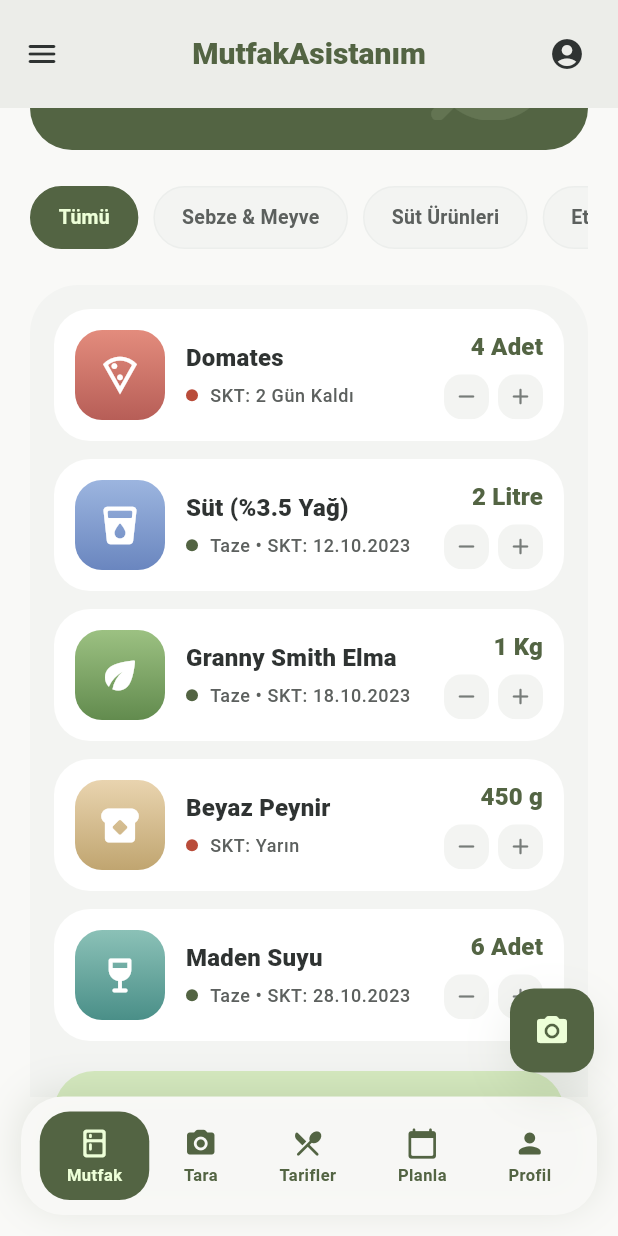
After one commit to ElifKavurga/Mutfak-Asistanim, a Flutter app: the InventoryScreen screen opened by its route, scrolled down 576 dp, after a tap on the "remove" icon, on a phone screen of 412 x 824 dp. The commit adds this screen. Run offline on Flutter 3.47's test engine with Material 3 defaults, Android fonts, the phone set to English and light mode, and no system bars; our stand-ins replace camera, image_picker.

Commit message:
buzdolabım sayfası eklendi

```diff
--- a/mutfak_asistanim/lib/main.dart
+++ b/mutfak_asistanim/lib/main.dart
@@ -4,6 +4,7 @@ import 'screens/add_product_screen.dart';
 import 'screens/ai_camera_screen.dart';
 import 'screens/discover_recipes_screen.dart';
 import 'screens/home_screen.dart';
+import 'screens/inventory_screen.dart';
 import 'screens/onboarding_screen.dart';
 import 'screens/recipe_detail_screen.dart';
 import 'screens/splash_screen.dart';
@@ -29,6 +30,7 @@ class KitchenAssistantApp extends StatelessWidget {
         DiscoverRecipesScreen.routeName: (context) =>
             const DiscoverRecipesScreen(),
         HomeScreen.routeName: (context) => const HomeScreen(),
+        InventoryScreen.routeName: (context) => const InventoryScreen(),
         OnboardingScreen.routeName: (context) => const OnboardingScreen(),
         RecipeDetailScreen.routeName: (context) => const RecipeDetailScreen(),
       },
--- a/mutfak_asistanim/lib/screens/home_screen.dart
+++ b/mutfak_asistanim/lib/screens/home_screen.dart
@@ -7,6 +7,7 @@ import '../widgets/product_card.dart';
 import '../widgets/suggestion_card.dart';
 import 'add_product_screen.dart';
 import 'ai_camera_screen.dart';
+import 'inventory_screen.dart';
 
 class HomeScreen extends StatelessWidget {
   const HomeScreen({super.key});
@@ -54,6 +55,7 @@ class HomeScreen extends StatelessWidget {
 
   static const List<_QuickActionData> _actions = [
     _QuickActionData(label: 'Yeni Ürün Ekle', icon: Icons.add_circle_rounded),
+    _QuickActionData(label: 'Buzdolabım', icon: Icons.inventory_2_rounded),
     _QuickActionData(label: 'Barkod Tara', icon: Icons.qr_code_scanner_rounded),
     _QuickActionData(
       label: 'Alışveriş Listesi',
@@ -129,7 +131,9 @@ class HomeScreen extends StatelessWidget {
                   _SectionHeader(
                     title: 'Yakında Bozulacaklar',
                     actionLabel: 'Tümünü Gör',
-                    onTap: () {},
+                    onTap: () {
+                      Navigator.of(context).pushNamed(InventoryScreen.routeName);
+                    },
                   ),
                   const SizedBox(height: 18),
                   GridView.builder(
@@ -202,6 +206,11 @@ class HomeScreen extends StatelessWidget {
                                       onTap: () {
                                         if (action.label == 'Yeni Ürün Ekle') {
                                           _openAddProduct(context);
+                                        }
+                                        if (action.label == 'Buzdolabım') {
+                                          Navigator.of(
+                                            context,
+                                          ).pushNamed(InventoryScreen.routeName);
                                         }
                                         if (action.icon ==
                                             Icons.qr_code_scanner_rounded) {
--- /dev/null
+++ b/mutfak_asistanim/lib/screens/inventory_screen.dart
@@ -0,0 +1,328 @@
+import 'package:flutter/material.dart';
+
+import '../theme/app_colors.dart';
+import '../widgets/dashboard_bottom_nav.dart';
+import '../widgets/inventory_item_tile.dart';
+import '../widgets/inventory_stat_card.dart';
+import '../widgets/recipe_filter_chip.dart';
+import 'add_product_screen.dart';
+import 'ai_camera_screen.dart';
+import 'home_screen.dart';
+
+class InventoryScreen extends StatefulWidget {
+  const InventoryScreen({super.key});
+
+  static const String routeName = '/inventory';
+
+  @override
+  State<InventoryScreen> createState() => _InventoryScreenState();
+}
+
+class _InventoryScreenState extends State<InventoryScreen> {
+  static const List<String> _categories = [
+    'Tümü',
+    'Sebze & Meyve',
+    'Süt Ürünleri',
+    'Et & Tavuk',
+    'İçecekler',
+  ];
+
+  static const List<InventoryStatCardData> _stats = [
+    InventoryStatCardData(
+      title: 'Toplam Ürün',
+      value: '42',
+      icon: Icons.inventory_2_rounded,
+      backgroundColor: AppColors.surfaceContainerLow,
+      foregroundColor: AppColors.textPrimary,
+      outlineLabelColor: AppColors.outline,
+    ),
+    InventoryStatCardData(
+      title: 'Kritik Tarih',
+      value: '5',
+      icon: Icons.warning_amber_rounded,
+      backgroundColor: Color(0xFFF8E2DD),
+      foregroundColor: Color(0xFFB94C3A),
+    ),
+    InventoryStatCardData(
+      title: 'Eco Skoru',
+      value: '%92',
+      icon: Icons.eco_rounded,
+      backgroundColor: AppColors.primary,
+      foregroundColor: AppColors.onPrimary,
+      accentIcon: Icons.energy_savings_leaf_rounded,
+    ),
+  ];
+
+  static const List<InventoryItemData> _allItems = [
+    InventoryItemData(
+      name: 'Domates',
+      statusLabel: 'SKT: 2 Gün Kaldı',
+      quantity: 5,
+      unit: 'Adet',
+      category: 'Sebze & Meyve',
+      icon: Icons.local_pizza_outlined,
+      backgroundColors: [Color(0xFFE38C7D), Color(0xFFB75E57)],
+      isCritical: true,
+    ),
+    InventoryItemData(
+      name: 'Süt (%3.5 Yağ)',
+      statusLabel: 'Taze • SKT: 12.10.2023',
+      quantity: 2,
+      unit: 'Litre',
+      category: 'Süt Ürünleri',
+      icon: Icons.local_drink_rounded,
+      backgroundColors: [Color(0xFF9CB5DF), Color(0xFF6A86BF)],
+      isCritical: false,
+    ),
+    InventoryItemData(
+      name: 'Granny Smith Elma',
+      statusLabel: 'Taze • SKT: 18.10.2023',
+      quantity: 1,
+      unit: 'Kg',
+      category: 'Sebze & Meyve',
+      icon: Icons.eco_rounded,
+      backgroundColors: [Color(0xFF9CC182), Color(0xFF628B4E)],
+      isCritical: false,
+    ),
+    InventoryItemData(
+      name: 'Beyaz Peynir',
+      statusLabel: 'SKT: Yarın',
+      quantity: 450,
+      unit: 'g',
+      category: 'Süt Ürünleri',
+      icon: Icons.breakfast_dining_rounded,
+      backgroundColors: [Color(0xFFE9D4AF), Color(0xFFC0A570)],
+      isCritical: true,
+    ),
+    InventoryItemData(
+      name: 'Maden Suyu',
+      statusLabel: 'Taze • SKT: 28.10.2023',
+      quantity: 6,
+      unit: 'Adet',
+      category: 'İçecekler',
+      icon: Icons.wine_bar_rounded,
+      backgroundColors: [Color(0xFF8BC1B7), Color(0xFF4A8F88)],
+      isCritical: false,
+    ),
+  ];
+
+  String _selectedCategory = _categories.first;
+  late List<InventoryItemData> _items;
+
+  @override
+  void initState() {
+    super.initState();
+    _items = List<InventoryItemData>.from(_allItems);
+  }
+
+  void _updateQuantity(int index, int delta) {
+    final current = _items[index];
+    final nextQuantity = current.quantity + delta;
+    if (nextQuantity <= 0) {
+      return;
+    }
+
+    setState(() {
+      _items[index] = current.copyWith(quantity: nextQuantity);
+    });
+  }
+
+  List<InventoryItemData> get _filteredItems {
+    if (_selectedCategory == 'Tümü') {
+      return _items;
+    }
+
+    return _items
+        .where((item) => item.category == _selectedCategory)
+        .toList(growable: false);
+  }
+
+  void _openAddProduct() {
+    Navigator.of(context).pushNamed(AddProductScreen.routeName);
+  }
+
+  void _openAiCamera() {
+    Navigator.of(context).pushNamed(AiCameraScreen.routeName);
+  }
+
+  @override
+  Widget build(BuildContext context) {
+    final textTheme = Theme.of(context).textTheme;
+    final filteredItems = _filteredItems;
+
+    return Scaffold(
+      backgroundColor: AppColors.background,
+      appBar: AppBar(
+        toolbarHeight: 72,
+        leading: IconButton(
+          onPressed: () {},
+          icon: const Icon(Icons.menu_rounded),
+        ),
+        title: Text(
+          'MutfakAsistanım',
+          style: textTheme.titleLarge?.copyWith(
+            color: AppColors.primary,
+            fontWeight: FontWeight.w800,
+          ),
+        ),
+        centerTitle: true,
+        actions: [
+          Padding(
+            padding: const EdgeInsets.only(right: 10),
+            child: IconButton(
+              onPressed: () {},
+              icon: const Icon(Icons.account_circle_rounded),
+            ),
+          ),
+        ],
+      ),
+      body: SafeArea(
+        top: false,
+        child: SingleChildScrollView(
+          padding: const EdgeInsets.fromLTRB(20, 16, 20, 122),
+          child: Center(
+            child: ConstrainedBox(
+              constraints: const BoxConstraints(maxWidth: 1120),
+              child: Column(
+                crossAxisAlignment: CrossAxisAlignment.start,
+                children: [
+                  Text(
+                    'Buzdolabım',
+                    style: textTheme.displayMedium?.copyWith(
+                      color: AppColors.primary,
+                    ),
+                  ),
+                  const SizedBox(height: 8),
+                  Text(
+                    'Mutfak envanterinizi yönetin ve israfı önleyin.',
+                    style: textTheme.bodyLarge,
+                  ),
+                  const SizedBox(height: 24),
+                  LayoutBuilder(
+                    builder: (context, constraints) {
+                      final width = constraints.maxWidth;
+                      final crossAxisCount = width >= 900
+                          ? 3
+                          : width >= 580
+                          ? 2
+                          : 1;
+
+                      return GridView.builder(
+                        shrinkWrap: true,
+                        physics: const NeverScrollableScrollPhysics(),
+                        itemCount: _stats.length,
+                        gridDelegate: SliverGridDelegateWithFixedCrossAxisCount(
+                          crossAxisCount: crossAxisCount,
+                          crossAxisSpacing: 14,
+                          mainAxisSpacing: 14,
+                          mainAxisExtent: 156,
+                        ),
+                        itemBuilder: (context, index) {
+                          return InventoryStatCard(data: _stats[index]);
+                        },
+                      );
+                    },
+                  ),
+                  const SizedBox(height: 24),
+                  SingleChildScrollView(
+                    scrollDirection: Axis.horizontal,
+                    child: Row(
+                      children: _categories.map((category) {
+                        return Padding(
+                          padding: const EdgeInsets.only(right: 10),
+                          child: RecipeFilterChip(
+                            label: category,
+                            selected: _selectedCategory == category,
+                            onTap: () {
+                              setState(() {
+                                _selectedCategory = category;
+                              });
+                            },
+                          ),
+                        );
+                      }).toList(),
+                    ),
+                  ),
+                  const SizedBox(height: 24),
+                  Container(
+                    width: double.infinity,
+                    padding: const EdgeInsets.all(16),
+                    decoration: BoxDecoration(
+                      color: AppColors.surfaceContainerLow,
+                      borderRadius: BorderRadius.circular(32),
+                    ),
+                    child: Column(
+                      children: [
+                        ...List.generate(filteredItems.length, (visibleIndex) {
+                          final item = filteredItems[visibleIndex];
+                          final actualIndex = _items.indexOf(item);
+
+                          return Padding(
+                            padding: EdgeInsets.only(
+                              bottom: visibleIndex == filteredItems.length - 1
+                                  ? 0
+                                  : 12,
+                            ),
+                            child: InventoryItemTile(
+                              item: item,
+                              onIncrement: () => _updateQuantity(actualIndex, 1),
+                              onDecrement: () => _updateQuantity(actualIndex, -1),
+                            ),
+                          );
+                        }),
+                        const SizedBox(height: 20),
+                        SizedBox(
+                          width: double.infinity,
+                          child: FilledButton.icon(
+                            onPressed: _openAddProduct,
+                            style: FilledButton.styleFrom(
+                              backgroundColor: AppColors.primaryContainer,
+                              foregroundColor: AppColors.primaryDim,
+                              padding: const EdgeInsets.symmetric(vertical: 18),
+                            ),
+                            icon: const Icon(Icons.add_circle_rounded),
+                            label: Text(
+                              'Yeni Ürün Ekle',
+                              style: textTheme.labelLarge?.copyWith(
+                                color: AppColors.primaryDim,
+                              ),
+                            ),
+                          ),
+                        ),
+                      ],
+                    ),
+                  ),
+                ],
+              ),
+            ),
+          ),
+        ),
+      ),
+      bottomNavigationBar: DashboardBottomNav(
+        activeTab: DashboardTab.kitchen,
+        onActiveTabTap: () {
+          Navigator.of(context).pushReplacementNamed(HomeScreen.routeName);
+        },
+      ),
+      floatingActionButton: Container(
+        decoration: const BoxDecoration(
+          shape: BoxShape.circle,
+          boxShadow: [
+            BoxShadow(
+              color: AppColors.shadow,
+              blurRadius: 28,
+              offset: Offset(0, 12),
+            ),
+          ],
+        ),
+        child: FloatingActionButton(
+          onPressed: _openAiCamera,
+          backgroundColor: AppColors.primary,
+          foregroundColor: AppColors.onPrimary,
+          elevation: 0,
+          child: const Icon(Icons.photo_camera_rounded),
+        ),
+      ),
+    );
+  }
+}
--- a/mutfak_asistanim/lib/widgets/dashboard_bottom_nav.dart
+++ b/mutfak_asistanim/lib/widgets/dashboard_bottom_nav.dart
@@ -11,14 +11,17 @@ class DashboardBottomNav extends StatelessWidget {
   const DashboardBottomNav({
     super.key,
     required this.activeTab,
+    this.onActiveTabTap,
     this.showScanTab = true,
   });
 
   final DashboardTab activeTab;
+  final VoidCallback? onActiveTabTap;
   final bool showScanTab;
 
   void _navigateToTab(BuildContext context, DashboardTab tab) {
     if (tab == activeTab) {
+      onActiveTabTap?.call();
       return;
     }
 
--- /dev/null
+++ b/mutfak_asistanim/lib/widgets/inventory_item_tile.dart
@@ -0,0 +1,174 @@
+import 'package:flutter/material.dart';
+
+import '../theme/app_colors.dart';
+
+class InventoryItemData {
+  const InventoryItemData({
+    required this.name,
+    required this.statusLabel,
+    required this.quantity,
+    required this.unit,
+    required this.category,
+    required this.icon,
+    required this.backgroundColors,
+    required this.isCritical,
+  });
+
+  final String name;
+  final String statusLabel;
+  final int quantity;
+  final String unit;
+  final String category;
+  final IconData icon;
+  final List<Color> backgroundColors;
+  final bool isCritical;
+
+  InventoryItemData copyWith({int? quantity}) {
+    return InventoryItemData(
+      name: name,
+      statusLabel: statusLabel,
+      quantity: quantity ?? this.quantity,
+      unit: unit,
+      category: category,
+      icon: icon,
+      backgroundColors: backgroundColors,
+      isCritical: isCritical,
+    );
+  }
+}
+
+class InventoryItemTile extends StatelessWidget {
+  const InventoryItemTile({
+    super.key,
+    required this.item,
+    required this.onIncrement,
+    required this.onDecrement,
+  });
+
+  final InventoryItemData item;
+  final VoidCallback onIncrement;
+  final VoidCallback onDecrement;
+
+  @override
+  Widget build(BuildContext context) {
+    final textTheme = Theme.of(context).textTheme;
+    final statusColor = item.isCritical ? const Color(0xFFB94C3A) : AppColors.primary;
+
+    return Container(
+      padding: const EdgeInsets.all(14),
+      decoration: BoxDecoration(
+        color: AppColors.surface,
+        borderRadius: BorderRadius.circular(24),
+      ),
+      child: Row(
+        children: [
+          Container(
+            width: 60,
+            height: 60,
+            decoration: BoxDecoration(
+              borderRadius: BorderRadius.circular(18),
+              gradient: LinearGradient(
+                begin: Alignment.topCenter,
+                end: Alignment.bottomCenter,
+                colors: item.backgroundColors,
+              ),
+            ),
+            child: Icon(item.icon, color: Colors.white, size: 30),
+          ),
+          const SizedBox(width: 14),
+          Expanded(
+            child: Column(
+              crossAxisAlignment: CrossAxisAlignment.start,
+              children: [
+                Text(
+                  item.name,
+                  style: textTheme.titleMedium?.copyWith(
+                    color: AppColors.textPrimary,
+                    fontWeight: FontWeight.w800,
+                  ),
+                ),
+                const SizedBox(height: 6),
+                Row(
+                  children: [
+                    Container(
+                      width: 8,
+                      height: 8,
+                      decoration: BoxDecoration(
+                        color: statusColor,
+                        shape: BoxShape.circle,
+                      ),
+                    ),
+                    const SizedBox(width: 8),
+                    Expanded(
+                      child: Text(
+                        item.statusLabel,
+                        style: textTheme.bodySmall?.copyWith(
+                          color: AppColors.textSecondary,
+                        ),
+                      ),
+                    ),
+                  ],
+                ),
+              ],
+            ),
+          ),
+          const SizedBox(width: 12),
+          Column(
+            crossAxisAlignment: CrossAxisAlignment.end,
+            children: [
+              Text(
+                '${item.quantity} ${item.unit}',
+                style: textTheme.titleMedium?.copyWith(
+                  color: AppColors.primary,
+                  fontWeight: FontWeight.w800,
+                ),
+              ),
+              const SizedBox(height: 8),
+              Row(
+                mainAxisSize: MainAxisSize.min,
+                children: [
+                  _QuantityButton(
+                    icon: Icons.remove_rounded,
+                    onTap: onDecrement,
+                  ),
+                  const SizedBox(width: 6),
+                  _QuantityButton(
+                    icon: Icons.add_rounded,
+                    onTap: onIncrement,
+                  ),
+                ],
+              ),
+            ],
+          ),
+        ],
+      ),
+    );
+  }
+}
+
+class _QuantityButton extends StatelessWidget {
+  const _QuantityButton({required this.icon, required this.onTap});
+
+  final IconData icon;
+  final VoidCallback onTap;
+
+  @override
+  Widget build(BuildContext context) {
+    return Material(
+      color: Colors.transparent,
+      child: InkWell(
+        onTap: onTap,
+        borderRadius: BorderRadius.circular(12),
+        child: Ink(
+          width: 30,
+          height: 30,
+          decoration: BoxDecoration(
+            color: AppColors.surfaceContainerLow,
+            borderRadius: BorderRadius.circular(12),
+          ),
+          child: Icon(icon, size: 18, color: AppColors.outline),
+        ),
+      ),
+    );
+  }
+}
--- /dev/null
+++ b/mutfak_asistanim/lib/widgets/inventory_stat_card.dart
@@ -0,0 +1,83 @@
+import 'package:flutter/material.dart';
+
+import '../theme/app_colors.dart';
+
+class InventoryStatCardData {
+  const InventoryStatCardData({
+    required this.title,
+    required this.value,
+    required this.icon,
+    required this.backgroundColor,
+    required this.foregroundColor,
+    this.accentIcon,
+    this.outlineLabelColor,
+  });
+
+  final String title;
+  final String value;
+  final IconData icon;
+  final Color backgroundColor;
+  final Color foregroundColor;
+  final IconData? accentIcon;
+  final Color? outlineLabelColor;
+}
+
+class InventoryStatCard extends StatelessWidget {
+  const InventoryStatCard({super.key, required this.data});
+
+  final InventoryStatCardData data;
+
+  @override
+  Widget build(BuildContext context) {
+    final textTheme = Theme.of(context).textTheme;
+
+    return Container(
+      height: 156,
+      padding: const EdgeInsets.all(20),
+      decoration: BoxDecoration(
+        color: data.backgroundColor,
+        borderRadius: BorderRadius.circular(28),
+      ),
+      child: Stack(
+        children: [
+          if (data.accentIcon != null)
+            Positioned(
+              right: -10,
+              bottom: -14,
+              child: Icon(
+                data.accentIcon,
+                size: 108,
+                color: data.foregroundColor.withValues(alpha: 0.10),
+              ),
+            ),
+          Column(
+            crossAxisAlignment: CrossAxisAlignment.start,
+            children: [
+              Row(
+                children: [
+                  Icon(data.icon, color: data.foregroundColor, size: 30),
+                  const Spacer(),
+                  Text(
+                    data.title,
+                    style: textTheme.labelSmall?.copyWith(
+                      color: data.outlineLabelColor ?? data.foregroundColor,
+                      letterSpacing: 1.0,
+                    ),
+                  ),
+                ],
+              ),
+              const Spacer(),
+              Text(
+                data.value,
+                style: textTheme.displaySmall?.copyWith(
+                  color: data.foregroundColor,
+                  fontWeight: FontWeight.w800,
+                ),
+              ),
+            ],
+          ),
+        ],
+      ),
+    );
+  }
+}
```
